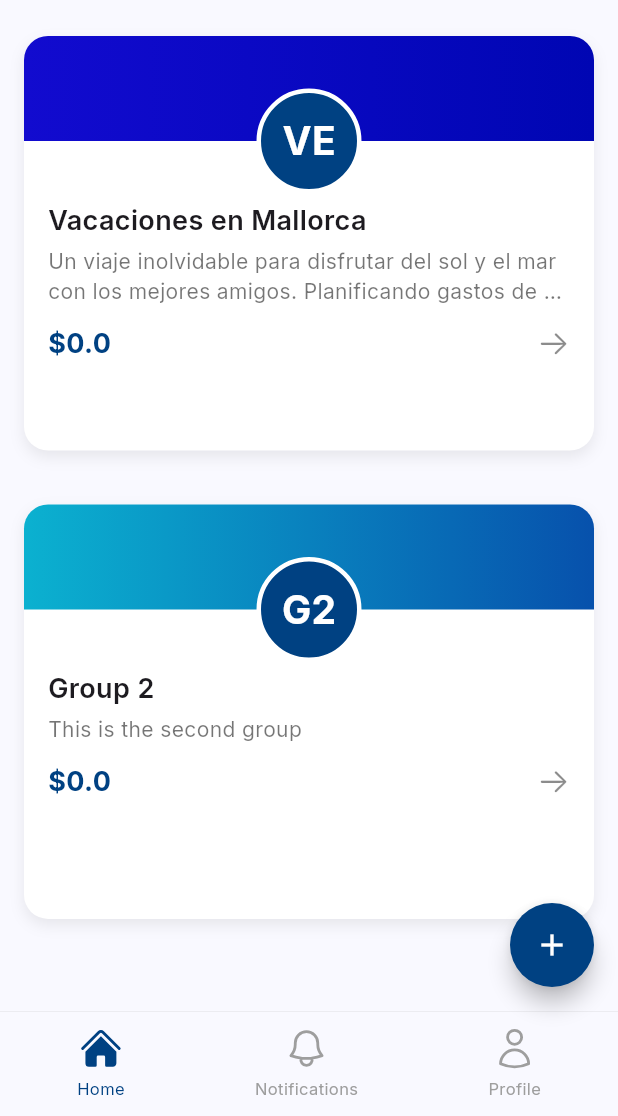
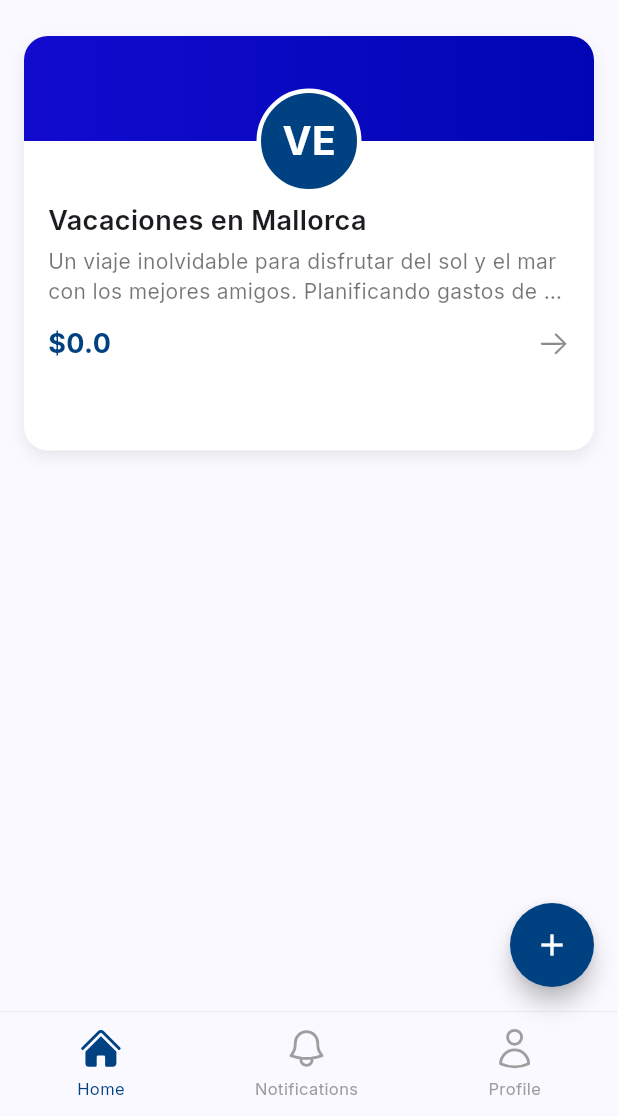
Before and after one commit to JoaquinRouge/DiviPay-Flutter, a Flutter app: the Home screen opened by its route, on a phone screen of 412 x 824 dp, the part 120-1236 px from its top. Run offline on Flutter 3.47's test engine with Material 3 defaults, Android fonts, the light colour scheme and no system bars; our stand-ins replace flutter_riverpod, go_router, google_fonts, heroicons.

Commit message:
eliminar grupo

```diff
--- a/lib/core/app_router.dart
+++ b/lib/core/app_router.dart
@@ -19,7 +19,7 @@ Page<dynamic> noTransitionPage(Widget child, GoRouterState state) {
 }
 
 final GoRouter routerApp = GoRouter(
-  initialLocation: "/home",
+  initialLocation: "/login",
   routes: [
     GoRoute(
       path: "/login",
--- a/lib/core/components/groupCard.dart
+++ b/lib/core/components/groupCard.dart
@@ -128,7 +128,7 @@ class _GroupCardState extends ConsumerState<GroupCard> {
                         mainAxisAlignment: MainAxisAlignment.spaceBetween,
                         children: [
                           Text(
-                            '\$${total}',
+                            '\$$total',
                             style: TextStyle(
                               fontSize: 18,
                               fontWeight: FontWeight.bold,
--- a/lib/domain/User.dart
+++ b/lib/domain/User.dart
@@ -2,10 +2,12 @@ class User {
   User({
     required this.id,
     required this.email,
-    required this.fullName
+    required this.fullName,
+    required this.password,
   });
 
   int id;
   String email;
   String fullName;
+  String password;
 }
--- a/lib/presentation/screens/home.dart
+++ b/lib/presentation/screens/home.dart
@@ -12,9 +12,12 @@ class Home extends ConsumerStatefulWidget {
 
   @override
   ConsumerState<Home> createState() => _HomeState();
+
 }
 
 class _HomeState extends ConsumerState<Home> {
+        final nameController = TextEditingController();
+    final descriptionController = TextEditingController();
   @override
   void dispose() {
     super.dispose();
@@ -62,8 +65,6 @@ class _HomeState extends ConsumerState<Home> {
   }
 
   Widget createGroupModalContent(BuildContext context) {
-    final nameController = TextEditingController();
-    final descriptionController = TextEditingController();
 
     return Container(
       width: double.infinity,
--- /dev/null
+++ b/lib/provider/userLoggedProvider.dart
@@ -0,0 +1,4 @@
+import 'package:divipay/domain/User.dart';
+import 'package:flutter_riverpod/flutter_riverpod.dart';
+
+final userLogged = StateProvider<User?> ((ref) => null);
--- a/lib/repository/groupRepo.dart
+++ b/lib/repository/groupRepo.dart
@@ -11,14 +11,6 @@ class GroupRepo {
       balance: 0,
       members: UserRepo.getUsers(),
       createdAt: "13 de Abril de 2025",
-    ),
-    Group(
-      id: 2,
-      name: "Group 2",
-      description: "This is the second group",
-      balance: 0,
-      members: UserRepo.getUsers(),
-      createdAt: "20 de Septiembre de 2025",
     ),
   ];
 
@@ -38,4 +30,8 @@ class GroupRepo {
       ),
     );
   }
+
+  static deleteGroup(int groupId) {
+    groups.removeWhere((group) => group.id == groupId);
+  }
 }
--- a/lib/repository/userRepo.dart
+++ b/lib/repository/userRepo.dart
@@ -2,10 +2,10 @@ import 'package:divipay/domain/User.dart';
 
 class UserRepo {
   static List<User> users = [
-    User(id: 1, email: "joarouge@gmail.com", fullName: "Joaquin Rouge Nuñez"),
-    User(id: 2, email: "mariana@gmail.com", fullName: "Mariana Perez Arguello"),
-    User(id: 3, email: "jorge@gmail.com", fullName: "Jorge Cruz"),
-    User(id: 4, email: "rodrigo@gmail.com", fullName: "Rodrigo Avalos"),
+    User(id: 1, email: "joarouge@gmail.com", fullName: "Joaquin Rouge Nuñez",password: "1234"),
+    User(id: 2, email: "mariana@gmail.com", fullName: "Mariana Perez Arguello",password: "1234"),
+    User(id: 3, email: "jorge@gmail.com", fullName: "Jorge Cruz",password: "1234"),
+    User(id: 4, email: "rodrigo@gmail.com", fullName: "Rodrigo Avalos",password: "1234"),
   ];
 
   static List<User> getUsers() {
@@ -23,4 +23,17 @@ class UserRepo {
 
     return usersMatch;
   }
+
+  static bool login(String email, String password) {
+    final user = users.firstWhere(
+      (user) => user.email == email,
+      orElse: () => User(id: -1, email: "notFound", fullName: "notFound",password: "notFound"),
+    );
+
+    return user.email == email && user.password == password;
+  }
+
+  static User findUser(String email){
+    return users.firstWhere((u) => u.email == email);
+  }
 }
```
Also changed, not shown: lib/presentation/screens/groupDetail.dart (+130 -25 lines), lib/presentation/screens/login.dart (+33 -9 lines).
